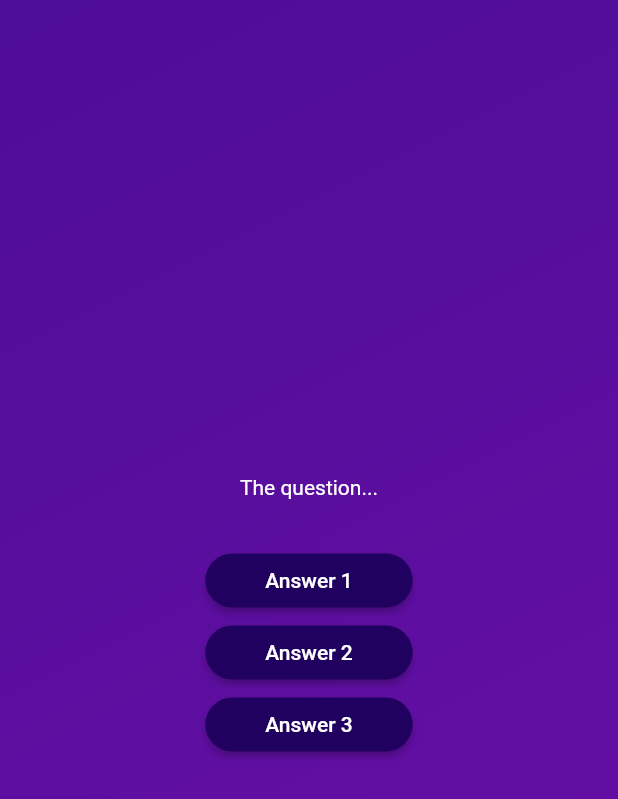
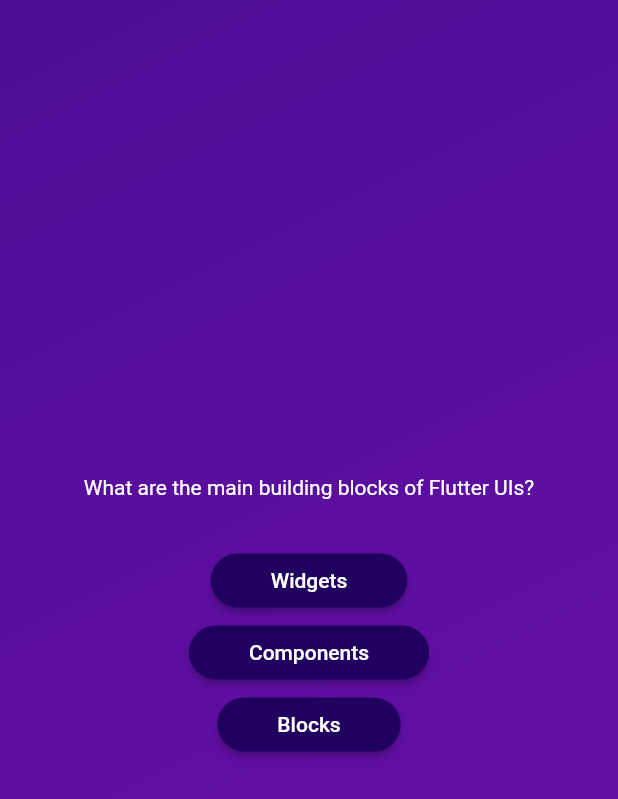
Before and after one commit to SagarM21/QuizApp, a Flutter app: the screen it shows after launch, on a phone screen of 412 x 824 dp. Shown: the top 799 px of the screen. Run offline on Flutter 3.47's test engine with Material 2 defaults, Android fonts, the phone set to English and light mode, and no system bars.

Commit message:
accessing list elem and object props -- steps towards dynamic

```diff
--- a/lib/questions_screen.dart
+++ b/lib/questions_screen.dart
@@ -1,5 +1,6 @@
 import 'package:flutter/material.dart';
 import 'package:quizapp/answer_button.dart';
+import 'package:quizapp/data/questions.dart';
 
 class QuestionsScreen extends StatefulWidget {
   const QuestionsScreen({super.key});
@@ -13,19 +14,20 @@ class QuestionsScreen extends StatefulWidget {
 class _QuestionsScreenState extends State<QuestionsScreen> {
   @override
   Widget build(context) {
+    final currentQuestion = questions[0];
     return SizedBox(
       width: double.infinity,
       child: Column(
         mainAxisAlignment: MainAxisAlignment.center,
         children: [
-          const Text(
-            'The question...',
+          Text(
+            currentQuestion.text,
             style: TextStyle(color: Colors.white),
           ),
           const SizedBox(height: 30),
-          AnswerButton(answerText: 'Answer 1', onTap: () {}),
-          AnswerButton(answerText: 'Answer 2', onTap: () {}),
-          AnswerButton(answerText: 'Answer 3', onTap: () {}),
+          AnswerButton(answerText: currentQuestion.answers[0], onTap: () {}),
+          AnswerButton(answerText: currentQuestion.answers[1], onTap: () {}),
+          AnswerButton(answerText: currentQuestion.answers[2], onTap: () {}),
         ],
       ),
     );
```
